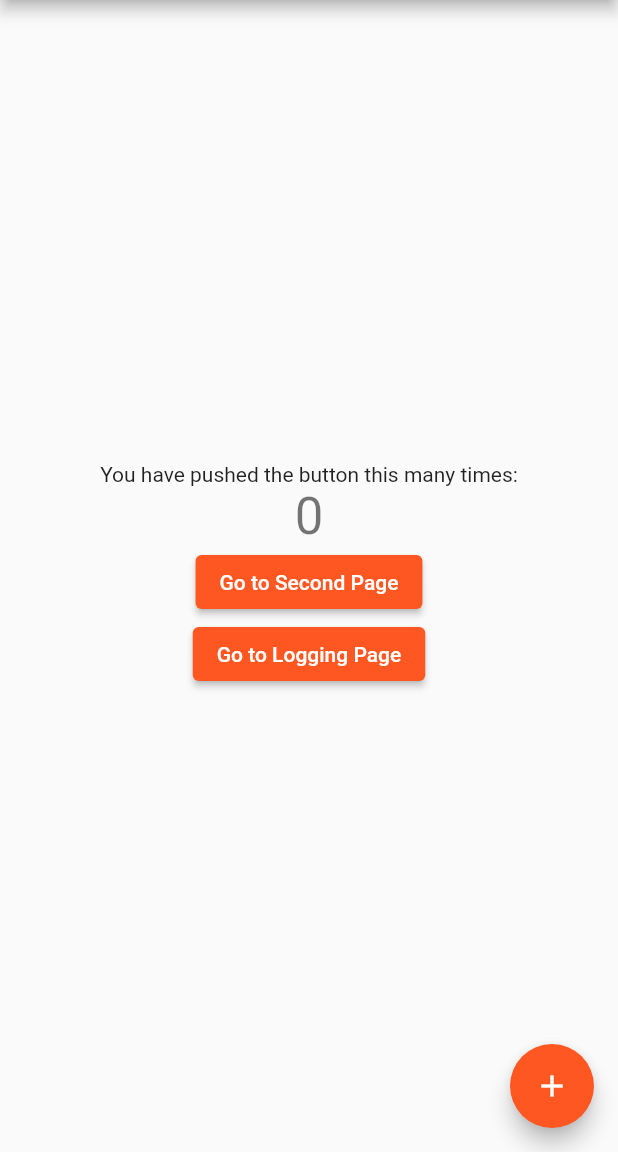
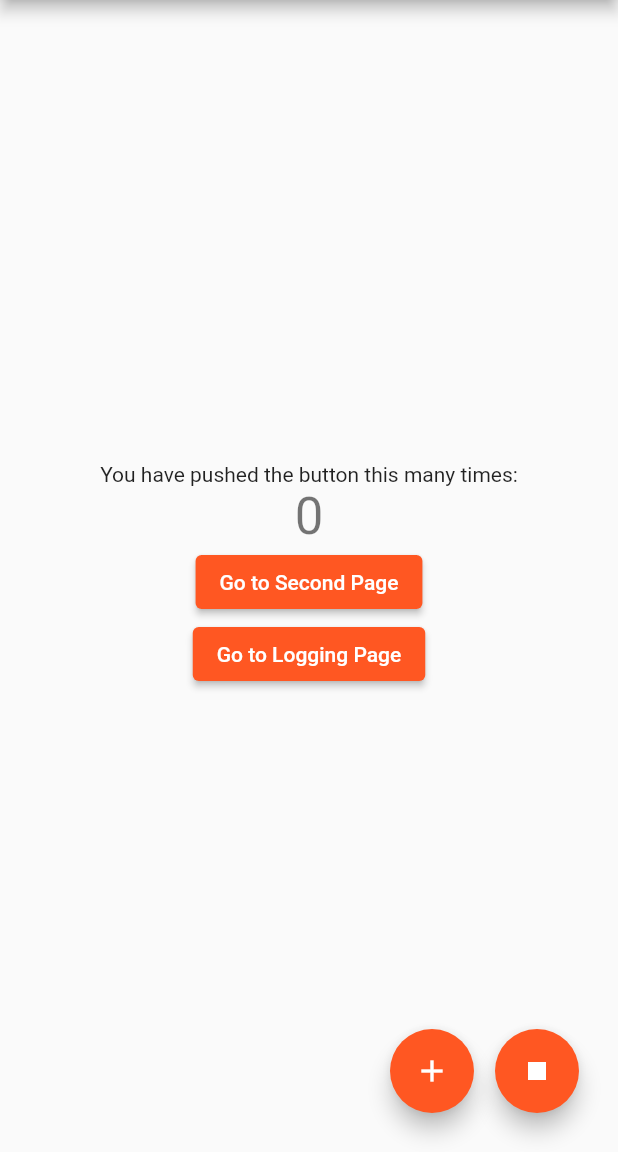
Before and after one commit to thousanda/hello_flutter, a Flutter app: the screen it shows after launch, on a phone screen of 412 x 824 dp, the part 84-1236 px from its top. Run offline on Flutter 3.47's test engine with Material 2 defaults, Android fonts, the phone set to English and light mode, and no system bars.

Commit message:
add reset button

```diff
--- a/lib/pages/home_page.dart
+++ b/lib/pages/home_page.dart
@@ -31,6 +31,12 @@ class _MyHomePageState extends State<MyHomePage> {
       // _counter without calling setState(), then the build method would not be
       // called again, and so nothing would appear to happen.
       _counter++;
+    });
+  }
+
+  void _resetCounter() {
+    setState(() {
+      _counter = 0;
     });
   }
 
@@ -98,11 +104,30 @@ class _MyHomePageState extends State<MyHomePage> {
           ],
         ),
       ),
-      floatingActionButton: FloatingActionButton(
-        onPressed: _incrementCounter,
-        tooltip: 'Increment',
-        child: const Icon(Icons.add),
-      ), // This trailing comma makes auto-formatting nicer for build methods.
+      floatingActionButton: Stack(
+        children: <Widget>[
+          Positioned(
+            bottom: 10,
+            right: 80,
+            child: FloatingActionButton(
+              heroTag: 'incrementButton',
+              onPressed: _incrementCounter,
+              tooltip: 'Increment',
+              child: const Icon(Icons.add),
+            ), // This trailing comma makes auto-formatting nicer for build methods.
+          ),
+          Positioned(
+            bottom: 10,
+            right: 10,
+            child: FloatingActionButton(
+              heroTag: 'resetButton',
+              onPressed: _resetCounter,
+              tooltip: 'Reset',
+              child: const Icon(Icons.stop),
+            ),
+          ),
+        ]
+      )
     );
   }
 }
```
